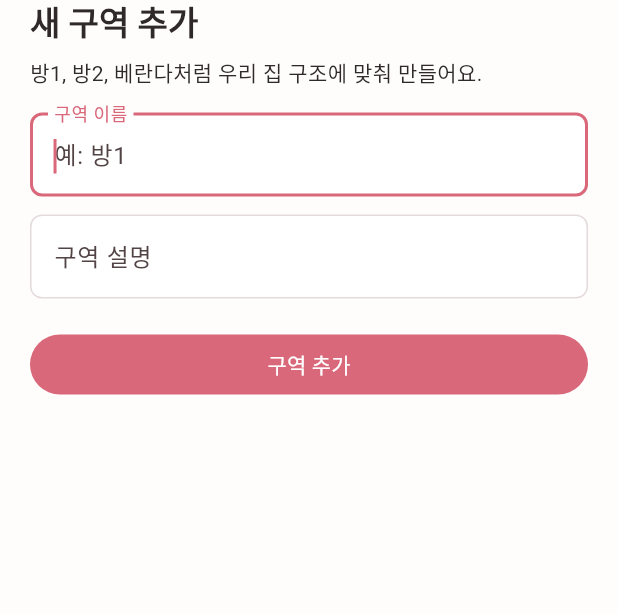
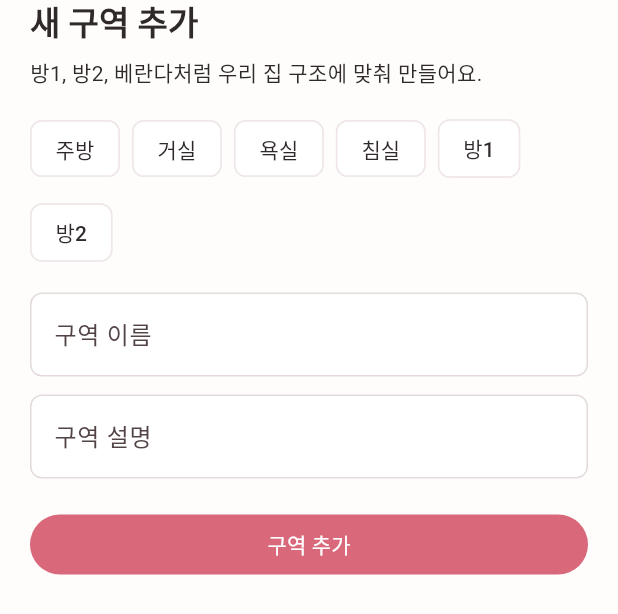
Before and after one commit to DearH-B/Clean_Up, a Flutter app: the _AddZoneSheet widget shown alone on an empty page, opened directly, on a phone screen of 412 x 824 dp. Shown: the top 614 px of the screen. Run offline on Flutter 3.47's test engine with Material 3 defaults, Android fonts, the phone set to English and light mode, and no system bars; our stand-ins replace shared_preferences; accounts and stored records are empty.

Commit message:
Add zone presets for emulator input

```diff
--- a/lib/screens/zones_screen.dart
+++ b/lib/screens/zones_screen.dart
@@ -215,24 +215,12 @@ class _AddZoneSheet extends StatefulWidget {
 class _AddZoneSheetState extends State<_AddZoneSheet> {
   final _nameController = TextEditingController();
   final _descriptionController = TextEditingController();
-  final _nameFocusNode = FocusNode();
   final _descriptionFocusNode = FocusNode();
-
-  @override
-  void initState() {
-    super.initState();
-    WidgetsBinding.instance.addPostFrameCallback((_) {
-      if (mounted) {
-        _nameFocusNode.requestFocus();
-      }
-    });
-  }
 
   @override
   void dispose() {
     _nameController.dispose();
     _descriptionController.dispose();
-    _nameFocusNode.dispose();
     _descriptionFocusNode.dispose();
     super.dispose();
   }
@@ -255,10 +243,22 @@ class _AddZoneSheetState extends State<_AddZoneSheet> {
             const SizedBox(height: 8),
             const Text('방1, 방2, 베란다처럼 우리 집 구조에 맞춰 만들어요.'),
             const SizedBox(height: 16),
+            Wrap(
+              spacing: 8,
+              runSpacing: 8,
+              children: [
+                for (final preset in const ['주방', '거실', '욕실', '침실', '방1', '방2'])
+                  ActionChip(
+                    label: Text(preset),
+                    onPressed: () => _pickPreset(preset),
+                  ),
+              ],
+            ),
+            const SizedBox(height: 16),
             TextField(
               controller: _nameController,
-              focusNode: _nameFocusNode,
               textInputAction: TextInputAction.next,
+              keyboardType: TextInputType.text,
               decoration: const InputDecoration(
                 labelText: '구역 이름',
                 hintText: '예: 방1',
@@ -304,4 +304,17 @@ class _AddZoneSheetState extends State<_AddZoneSheet> {
       ),
     );
   }
+
+  void _pickPreset(String name) {
+    setState(() {
+      _nameController.text = name;
+      _descriptionController.text = switch (name) {
+        '주방' => '싱크대, 조리대, 냉장고 앞 공간',
+        '거실' => '소파, 테이블, 바닥, 창가',
+        '욕실' => '세면대, 변기, 샤워부스',
+        '침실' => '침구, 옷장 주변, 협탁',
+        _ => '새로 추가한 청소 구역',
+      };
+    });
+  }
 }
```
